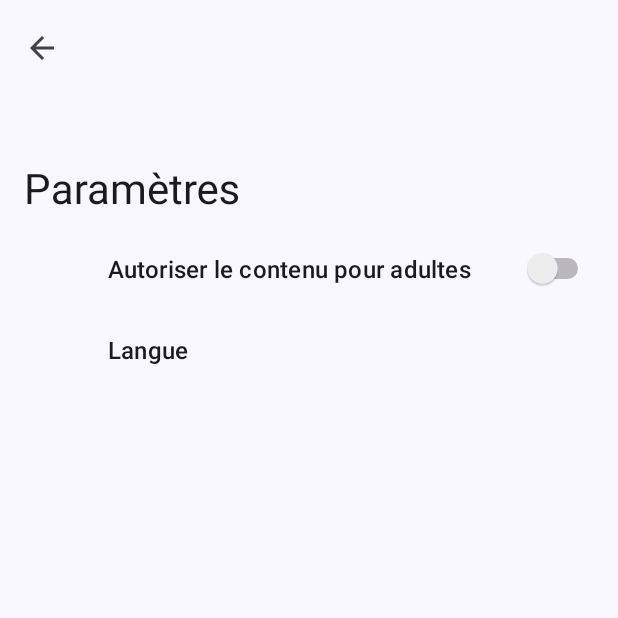
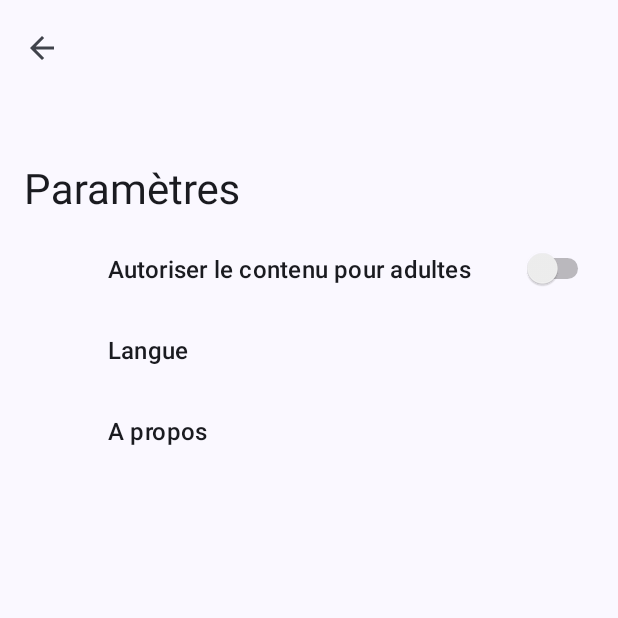
Before and after one commit to Samferos/anbys-movies, an Android app: the SettingsFragment screen opened directly, with no data from a screen before it, on a phone screen of 412 x 824 dp, the top half of it. Run offline under Robolectric (Android 15) with nearby library versions, the phone set to English and light mode, and no system bars; our stand-ins replace androidx.preference.

Commit message:
feat: implement about dialog in SettingsFragment

```diff
--- a/app/src/main/res/values/strings.xml
+++ b/app/src/main/res/values/strings.xml
@@ -34,6 +34,9 @@
     <string name="favorite_indication">Balayez vers la gauche pour supprimer un favori</string>
     <string name="similar_movie">Films similaires</string>
     <string name="main_error_no_response">No response from the server.\nAre you connected to the internet ?</string>
+    <string name="about">A propos</string>
+    <string name="close_dialog">Fermer</string>
+    <string name="content_dialog">    Application développée dans le cadre de la SAÉ 4 - R4.11 (Développement mobile) à l\'IUT de Nantes.\n\nCette application utilise l’API publique de The Movie Database (TMDb) pour rechercher et afficher des films.\n\nDéveloppée par :\n- Samuel Antunes \n- Théo Phan \n- Lohan Boeglin \n\nAnnée universitaire 2024–2025</string>
     <string-array name="language">
         <item>Français</item>
         <item>English</item>
--- a/app/src/main/res/xml/preferences.xml
+++ b/app/src/main/res/xml/preferences.xml
@@ -10,4 +10,7 @@
         android:defaultValue="en"
         android:entries="@array/language"
         android:entryValues="@array/language_values"/>
+    <Preference
+        android:key="about_dialog"
+        android:title="@string/about"/>
 </PreferenceScreen>
```
Also changed, not shown: app/src/main/java/iut/s4/sae/ui/fragment/SettingsFragment.kt (+16 -2 lines), 1 other file.
